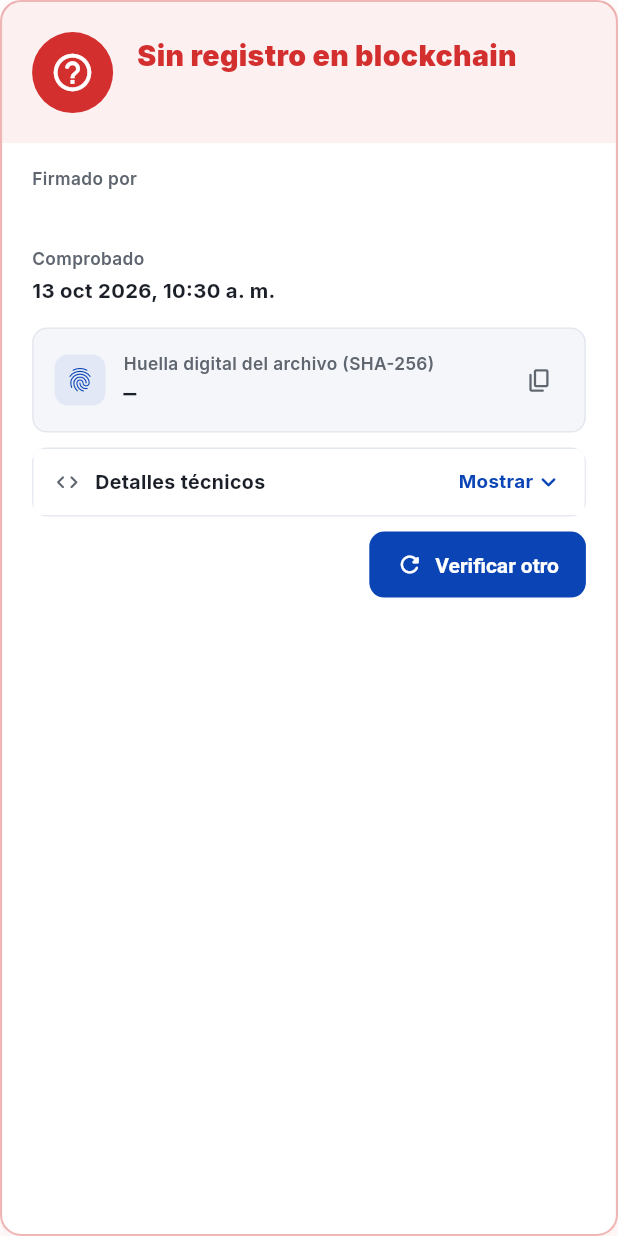
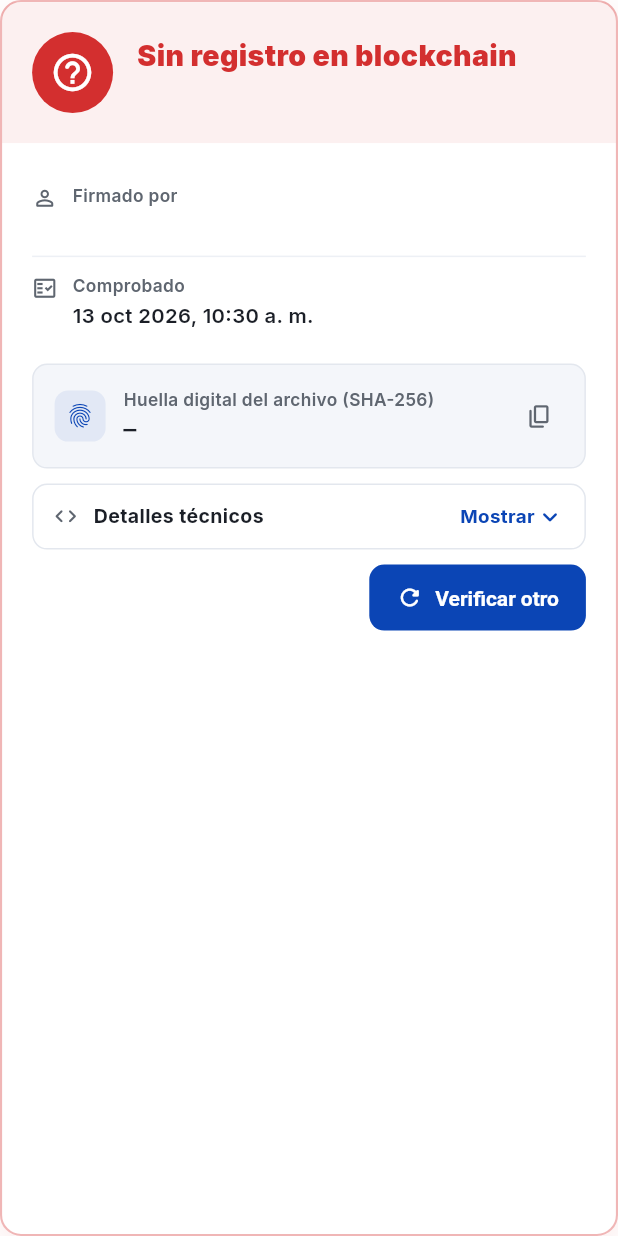
Before and after one commit to JuanDpf26/Signatures_BlockChain_Project_B-F, a Flutter app: the _VerdictCard widget shown alone on an empty page, opened directly with empty values, on a phone screen of 412 x 824 dp. Run offline on Flutter 3.47's test engine with Material 3 defaults, Android fonts, the phone set to English and light mode, and no system bars; our stand-ins replace dio, file_picker, flutter_secure_storage, google_fonts, google_sign_in, image_picker and 1 more; missing offline and left inert: dart:js, dart:ui_web, pdfx; accounts and stored records are empty; network calls fail.

Commit message:
Veredicto de verificación con ficha de datos y borde de detalles técnicos
Co-Authored-By: Claude Opus 5.5 <noreply@anthropic.com>
Claude-Session: https://claude.ai/code/session_018kMC9gzN2D1395VMMi4hT6

```diff
--- a/lib/screens/verify_screen.dart
+++ b/lib/screens/verify_screen.dart
@@ -460,15 +460,14 @@ class _VerdictCard extends StatelessWidget {
     final bc = result['blockchain'] is Map ? Map<String, dynamic>.from(result['blockchain']) : null;
     final tx = result['transaction'] is Map ? Map<String, dynamic>.from(result['transaction']) : null;
     final doc = result['document'] is Map ? Map<String, dynamic>.from(result['document']) : null;
-    final wide = MediaQuery.of(context).size.width > 720;
 
     final sig = result['signature'] is Map ? Map<String, dynamic>.from(result['signature']) : null;
-    final details = <(String, String)>[
-      if (bc?['documentTitle'] != null) ('Documento', bc!['documentTitle'].toString()),
-      if (doc?['signerName'] != null) ('Firmado por', doc!['signerName'].toString()),
-      if (bc?['signerEmail'] != null) ('Correo del firmante', bc!['signerEmail'].toString()),
-      if (bc?['signedAt'] != null) ('Fecha de registro', fmtFechaHora(bc!['signedAt'].toString())),
-      ('Comprobado', fmtFechaHora(result['checkedAt']?.toString())),
+    final details = <Fact>[
+      if (bc?['documentTitle'] != null) Fact(Icons.insert_drive_file_outlined, 'Documento', value: bc!['documentTitle'].toString()),
+      if (doc?['signerName'] != null) Fact(Icons.person_outline_rounded, 'Firmado por', value: doc!['signerName'].toString()),
+      if (bc?['signerEmail'] != null) Fact(Icons.alternate_email_rounded, 'Correo del firmante', value: bc!['signerEmail'].toString()),
+      if (bc?['signedAt'] != null) Fact(Icons.event_available_outlined, 'Fecha de registro', value: fmtFechaHora(bc!['signedAt'].toString())),
+      Fact(Icons.fact_check_outlined, 'Comprobado', value: fmtFechaHora(result['checkedAt']?.toString())),
     ];
 
     final tech = <TechRow>[
@@ -534,22 +533,8 @@ class _VerdictCard extends StatelessWidget {
           padding: const EdgeInsets.fromLTRB(20, 16, 20, 18),
           child: Column(crossAxisAlignment: CrossAxisAlignment.stretch, children: [
             if (details.length > 1) ...[
-              Wrap(
-                spacing: 24,
-                runSpacing: 14,
-                children: [
-                  for (final d in details)
-                    SizedBox(
-                      width: wide ? 220 : double.infinity,
-                      child: Column(crossAxisAlignment: CrossAxisAlignment.start, children: [
-                        Text(d.$1, style: const TextStyle(color: AppTheme.hint, fontSize: 11.5, fontWeight: FontWeight.w600)),
-                        const SizedBox(height: 3),
-                        Text(d.$2, style: const TextStyle(color: AppTheme.text, fontSize: 13.5, fontWeight: FontWeight.w700)),
-                      ]),
-                    ),
-                ],
-              ),
-              const SizedBox(height: 16),
+              FactGrid(facts: details),
+              const SizedBox(height: 12),
             ],
             if (result['hash'] != null)
               HuellaField(label: 'Huella digital del archivo (SHA-256)', value: result['hash'].toString()),
--- a/lib/widgets/proof_ui.dart
+++ b/lib/widgets/proof_ui.dart
@@ -237,7 +237,8 @@ class _TechDetailsState extends State<TechDetails> {
   Widget build(BuildContext context) {
     if (widget.rows.isEmpty) return const SizedBox.shrink();
     return Container(
-      decoration: BoxDecoration(
+      decoration: BoxDecoration(borderRadius: BorderRadius.circular(10)),
+      foregroundDecoration: BoxDecoration(
         borderRadius: BorderRadius.circular(10),
         border: Border.all(color: AppTheme.border),
       ),
```
